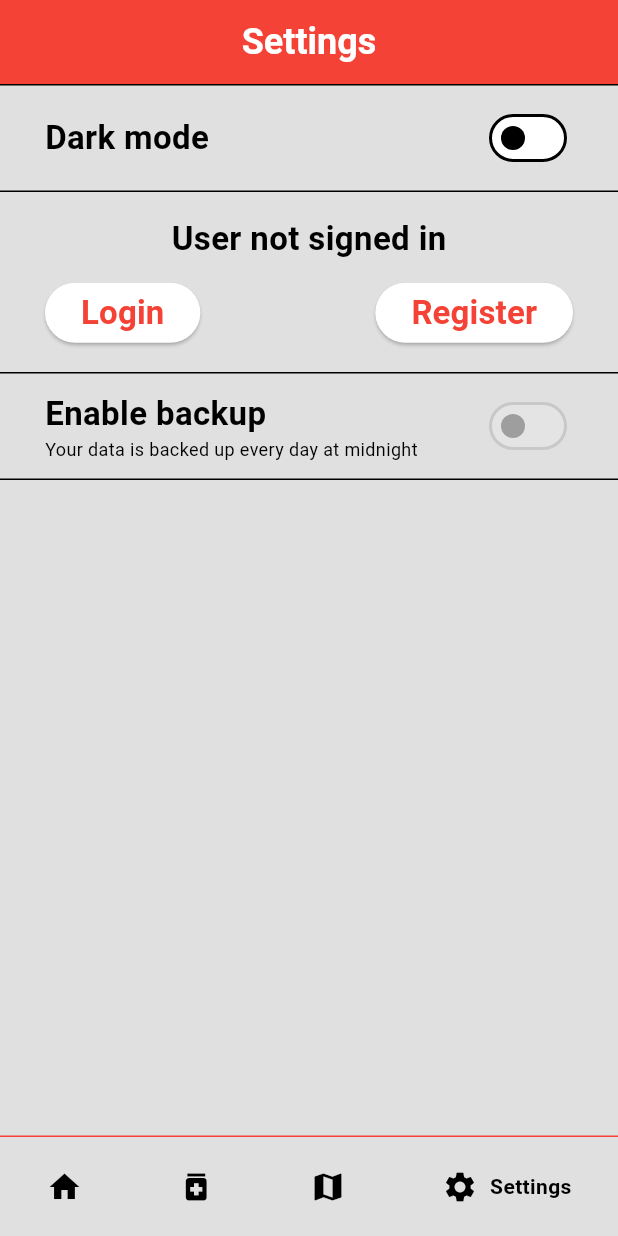
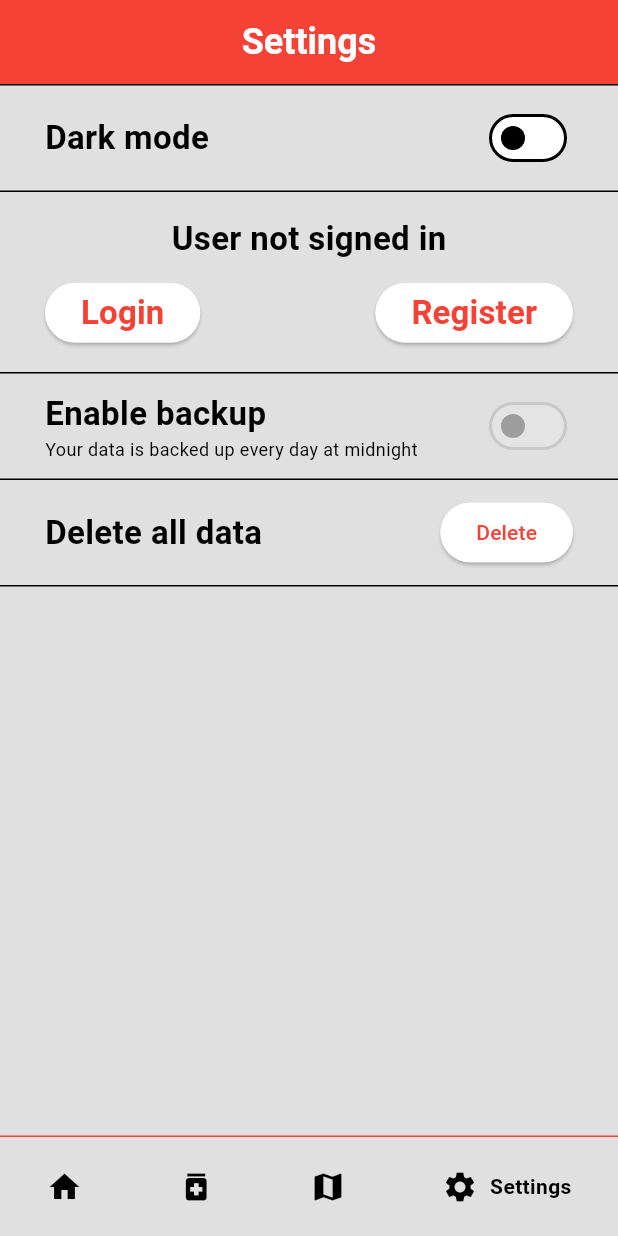
Before and after one commit to mzaninovic555/RMA_projekt_23-24, a Flutter app: the screen it shows after launch, item 4 of the bottom bar chosen, on a phone screen of 412 x 824 dp. Run offline on Flutter 3.47's test engine with Material 3 defaults, Android fonts, the phone set to English and light mode, and no system bars; drawn by our look-alikes of google_nav_bar; our stand-ins replace cloud_firestore, firebase_auth, firebase_core, flutter_local_notifications, shared_preferences; missing offline and left inert: cron; accounts and stored records are empty; generated files the repository leaves out were written again.

Commit message:
Added backing up initial

```diff
--- a/medicationapp/lib/main.dart
+++ b/medicationapp/lib/main.dart
@@ -23,9 +23,6 @@ void main() async {
 
   // init backup service
   BackupService.initializeBackupCron();
-
-  // localDataService.preferences.remove('medicationData');
-  // localDataService.preferences.remove('reminderData');
 
   // init notification service
   await Notifications.initialize();
--- a/medicationapp/lib/pages/medication/medication_data.dart
+++ b/medicationapp/lib/pages/medication/medication_data.dart
@@ -1,5 +1,6 @@
 // Type of medication with name, dosage and quantity remaining
 
+import 'package:medicationapp/auth/auth.dart';
 import 'package:uuid/uuid.dart';
 
 class MedicationType {
@@ -7,26 +8,35 @@ class MedicationType {
   String name;
   int quantityRemaining;
   int dosage;
+  String? userId;
 
+  MedicationType(this.name, this.quantityRemaining, this.dosage)
+      : id = Uuid().v4(),
+        userId = Auth().currentUser?.uid;
 
-  MedicationType(this.name, this.quantityRemaining, this.dosage) : id = Uuid().v4();
-  MedicationType.withId(this.id, this.name, this.quantityRemaining, this.dosage);
+  MedicationType.withId(this.id, this.name, this.quantityRemaining, this.dosage)
+      : userId = Auth().currentUser?.uid;
+
+  MedicationType.withIdAndUserId(
+      this.id, this.name, this.quantityRemaining, this.dosage, this.userId);
 
   factory MedicationType.fromJson(dynamic json) {
-    return MedicationType.withId(
+    return MedicationType.withIdAndUserId(
       json['id'] as String,
       json['name'] as String,
       json['quantityRemaining'] as int,
       json['dosage'] as int,
+      json['userId'] is String ? json['userId'] as String : null,
     );
   }
 
-  Map toJson() {
+  Map<String, Object?> toJson() {
     return {
       'id': id,
       'name': name,
       'quantityRemaining': quantityRemaining,
-      'dosage': dosage
+      'dosage': dosage,
+      'userId': userId
     };
   }
 
--- a/medicationapp/lib/pages/reminder_list/reminder_data.dart
+++ b/medicationapp/lib/pages/reminder_list/reminder_data.dart
@@ -1,6 +1,8 @@
 import 'package:flutter/material.dart';
 import 'package:medicationapp/pages/medication/medication_data.dart';
 import 'package:uuid/uuid.dart';
+
+import '../../auth/auth.dart';
 
 /// Class for a group of medications all sharing a certain time.
 class ReminderGroup {
@@ -8,9 +10,18 @@ class ReminderGroup {
   String title;
   TimeOfDay timeOfReminder;
   List<MedicationType> medications;
+  String? userId;
 
-  ReminderGroup(this.title, this.timeOfReminder, this.medications) : id = Uuid().v4();
-  ReminderGroup.withId(this.id, this.title, this.timeOfReminder, this.medications);
+  ReminderGroup(this.title, this.timeOfReminder, this.medications)
+      : id = Uuid().v4(),
+        userId = Auth().currentUser?.uid;
+
+  ReminderGroup.withId(
+      this.id, this.title, this.timeOfReminder, this.medications)
+      : userId = Auth().currentUser?.uid;
+
+  ReminderGroup.withIdAndUserId(
+      this.id, this.title, this.timeOfReminder, this.medications, this.userId);
 
   factory ReminderGroup.fromJson(dynamic json) {
     if (json['medications'] != null) {
@@ -19,23 +30,25 @@ class ReminderGroup {
           .map((medicationJson) => MedicationType.fromJson(medicationJson))
           .toList();
 
-      return ReminderGroup.withId(
+      return ReminderGroup.withIdAndUserId(
         json['id'] as String,
         json['title'] as String,
         TimeOfDay.fromDateTime(DateTime.parse(json['timeOfReminder'])),
         medications,
+        json['userId'] is String ? json['userId'] as String : null,
       );
     }
 
-    return ReminderGroup.withId(
+    return ReminderGroup.withIdAndUserId(
       json['id'] as String,
       json['title'] as String,
       TimeOfDay.fromDateTime(DateTime.parse(json['timeOfReminder'])),
       [],
+      json['userId'] is String ? json['userId'] as String : null,
     );
   }
 
-  Map toJson() {
+  Map<String, Object?> toJson() {
     List<Map> medications =
         this.medications.map((medication) => medication.toJson()).toList();
 
@@ -51,7 +64,8 @@ class ReminderGroup {
       'id': id,
       'title': title,
       'timeOfReminder': dateTimeTemp.toIso8601String(),
-      'medications': medications
+      'medications': medications,
+      'userId': userId,
     };
   }
 
--- a/medicationapp/lib/pages/settings/settings.dart
+++ b/medicationapp/lib/pages/settings/settings.dart
@@ -1,7 +1,10 @@
 import 'package:firebase_auth/firebase_auth.dart';
 import 'package:flutter/material.dart';
 import 'package:medicationapp/pages/auth/auth_page.dart';
+import 'package:medicationapp/services/backup_service.dart';
 import 'package:medicationapp/services/local_data_service.dart';
+import 'package:medicationapp/services/medication_service.dart';
+import 'package:medicationapp/services/reminder_service.dart';
 import 'package:medicationapp/theme/theme_provider.dart';
 import 'package:provider/provider.dart';
 
@@ -55,6 +58,9 @@ class _SettingsState extends State<Settings> {
         _authWidget(140),
         const Divider(height: 1.0),
         _backupWidget(),
+        const Divider(height: 1.0),
+        _backupNowButton(),
+        _deleteDataButton(),
         const Divider(height: 1.0),
       ],
     );
@@ -166,4 +172,51 @@ class _SettingsState extends State<Settings> {
       ],
     ));
   }
+
+  Widget _backupNowButton() {
+    bool isSignedIn = user != null;
+
+    if (!isSignedIn) {
+      return const SizedBox();
+    }
+
+    return _settingsElement(Row(
+      mainAxisAlignment: MainAxisAlignment.spaceBetween,
+      children: [
+        const Text(
+          'Backup now',
+          style: _settingsTextStyle,
+        ),
+        ElevatedButton(
+          onPressed: () async {
+            await BackupService.backupData();
+          },
+          child: Text('Backup now'),
+        ),
+      ],
+    ));
+  }
+
+  Widget _deleteDataButton() {
+    return _settingsElement(Row(
+      mainAxisAlignment: MainAxisAlignment.spaceBetween,
+      children: [
+        const Text(
+          'Delete all data',
+          style: _settingsTextStyle,
+        ),
+        ElevatedButton(
+          onPressed: () {
+            widget.localDataService.preferences.remove('medicationData');
+            widget.localDataService.preferences.remove('reminderData');
+            setState(() {
+              MedicationService.setMedication([]);
+              ReminderService.setReminderList([]);
+            });
+          },
+          child: const Text('Delete'),
+        ),
+      ],
+    ));
+  }
 }
--- a/medicationapp/lib/services/database.dart
+++ b/medicationapp/lib/services/database.dart
@@ -1,14 +1,45 @@
 import 'package:cloud_firestore/cloud_firestore.dart';
 import 'package:medicationapp/pages/medication/medication_data.dart';
+import 'package:medicationapp/pages/reminder_list/reminder_data.dart';
+import 'package:medicationapp/services/medication_service.dart';
+import 'package:medicationapp/services/reminder_service.dart';
+
+import '../auth/auth.dart';
 
 class RepositoryService {
-  final CollectionReference reminderCollection =
-      FirebaseFirestore.instance.collection('reminder');
+  final CollectionReference reminderCollection = FirebaseFirestore.instance
+      .collection('reminder')
+      .withConverter<ReminderGroup>(
+        fromFirestore: (snapshot, options) =>
+            ReminderGroup.fromJson(snapshot.data()),
+        toFirestore: (value, options) => value.toJson(),
+      );
 
-  final CollectionReference medicationCollection =
-      FirebaseFirestore.instance.collection('medication');
+  final CollectionReference medicationCollection = FirebaseFirestore.instance
+      .collection('medication')
+      .withConverter<MedicationType>(
+        fromFirestore: (snapshot, options) =>
+            MedicationType.fromJson(snapshot.data()),
+        toFirestore: (value, options) => value.toJson(),
+      );
 
-  // List<MedicationType> _medicationListFromSnapshot(QuerySnapshot snapshot) {
-  //   snapshot.docs.
-  // }
+  Future<void> backupMedication() async {
+    String? uid = Auth().currentUser?.uid;
+    if (uid == null) {
+      return;
+    }
+    MedicationService.getMedication().forEach((medication) async {
+      await medicationCollection.add(medication);
+    });
+  }
+
+  Future<void> backupReminders() async {
+    String? uid = Auth().currentUser?.uid;
+    if (uid == null) {
+      return;
+    }
+    ReminderService.getReminderGroups().forEach((group) async {
+      await reminderCollection.add(group);
+    });
+  }
 }
--- a/medicationapp/lib/services/reminder_service.dart
+++ b/medicationapp/lib/services/reminder_service.dart
@@ -35,7 +35,7 @@ class ReminderService {
 
   static List<ReminderGroup> _reminderList = [];
 
-  static set setReminderList(List<ReminderGroup>? newList) {
+  static void setReminderList(List<ReminderGroup>? newList) {
     _reminderList = newList ?? [];
   }
 
```
Also changed, not shown: medicationapp/lib/services/backup_service.dart (+5 -3 lines), medicationapp/lib/services/medication_service.dart (+4 -3 lines).
